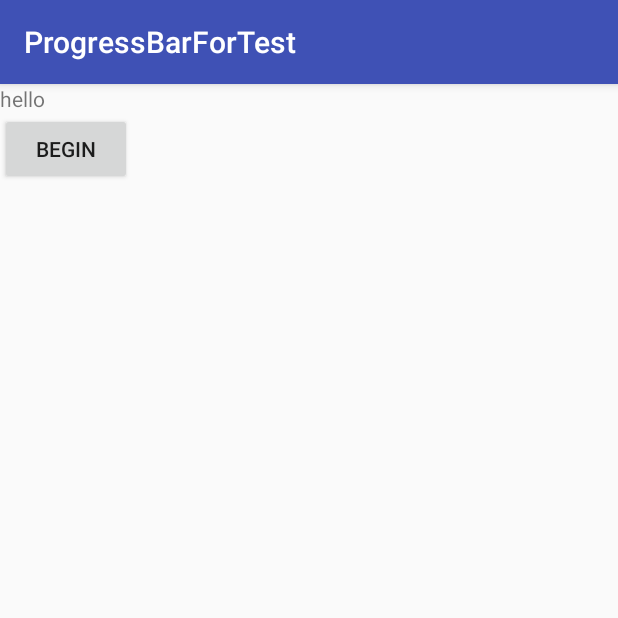
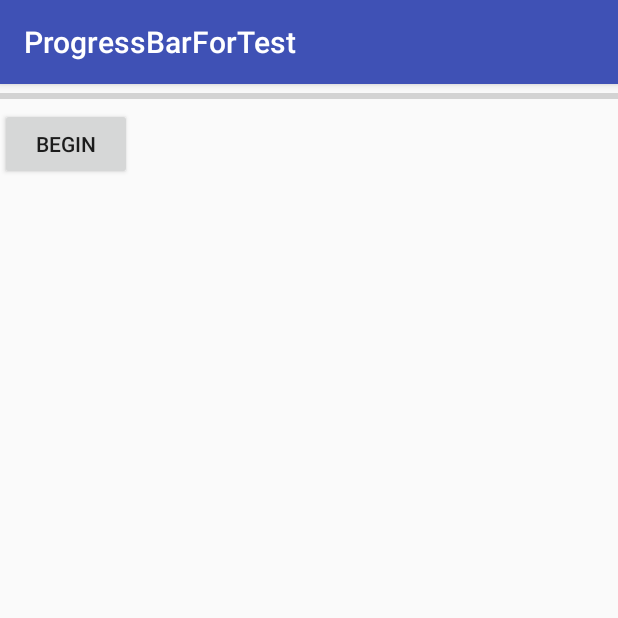
Before and after one commit to KennethTenny/SliderViewsMod, an Android app: the screen it shows after launch (MainActivity), on a phone screen of 412 x 824 dp, the top half of it. Run offline under Robolectric (Android 15) with nearby library versions, the phone set to English and light mode, and no system bars.

Commit message:
Made some UI changes.

```diff
--- a/AndroidStudioProjects/ProgressBarForTest/app/src/main/java/com/example/kennymac/progressbarfortest/MainActivity.java
+++ b/AndroidStudioProjects/ProgressBarForTest/app/src/main/java/com/example/kennymac/progressbarfortest/MainActivity.java
@@ -3,34 +3,34 @@ package com.example.kennymac.progressbarfortest;
 import android.app.Activity;
 import android.os.Bundle;
 import android.support.v7.app.AppCompatActivity;
+import android.util.Log;
 import android.view.View;
 import android.view.View.OnClickListener;
 import android.widget.Button;
 import android.widget.ProgressBar;
+import android.widget.Toast;
 
 public class MainActivity extends AppCompatActivity {
 
     private ProgressBar firstBar = null;
-    private ProgressBar secondBar = null;
     private Button myButton;
     private int i = 0;
     @Override
-    public void onCreate(Bundle savedInstanceState) {
+    public void onCreate(Bundle savedInstanceState)
+    {
         super.onCreate(savedInstanceState);
         setContentView(R.layout.activity_main);
         firstBar = (ProgressBar)findViewById(R.id.firstBar);
-        secondBar = (ProgressBar)findViewById(R.id.secondBar);
         myButton = (Button)findViewById(R.id.myButton);
         myButton.setOnClickListener(new ButtonListener());
     }
     class ButtonListener implements OnClickListener{
         @Override
         public void onClick(View v) {
+
             if (i == 0 || i == 10) {
                 //make the progress bar visible
-                firstBar.setVisibility(View.VISIBLE);
                 firstBar.setMax(150);
-                secondBar.setVisibility(View.VISIBLE);
             }else if ( i< firstBar.getMax() ) {
                 //Set first progress bar value
                 firstBar.setProgress(i);
@@ -40,8 +40,7 @@ public class MainActivity extends AppCompatActivity {
                 firstBar.setProgress(0);
                 firstBar.setSecondaryProgress(0);
                 i = 0;
-                firstBar.setVisibility(View.GONE);
-                secondBar.setVisibility(View.GONE);
+
             }
             i = i + 10;
         }
--- a/AndroidStudioProjects/ProgressBarForTest/app/src/main/res/layout/activity_main.xml
+++ b/AndroidStudioProjects/ProgressBarForTest/app/src/main/res/layout/activity_main.xml
@@ -4,24 +4,11 @@
     android:layout_width="fill_parent"
     android:layout_height="fill_parent"
     >
-    <TextView
-        android:layout_width="fill_parent"
-        android:layout_height="wrap_content"
-        android:text="@string/hello"
-        />
     <ProgressBar
         android:id="@+id/firstBar"
         style="?android:attr/progressBarStyleHorizontal"
-        android:layout_width="200dp"
+        android:layout_width="match_parent"
         android:layout_height="wrap_content"
-        android:visibility="gone"
-        />
-    <ProgressBar
-        android:id="@+id/secondBar"
-        style="?android:attr/progressBarStyle"
-        android:layout_width="wrap_content"
-        android:layout_height="wrap_content"
-        android:visibility="gone"
         />
     <Button
         android:id="@+id/myButton"
```
